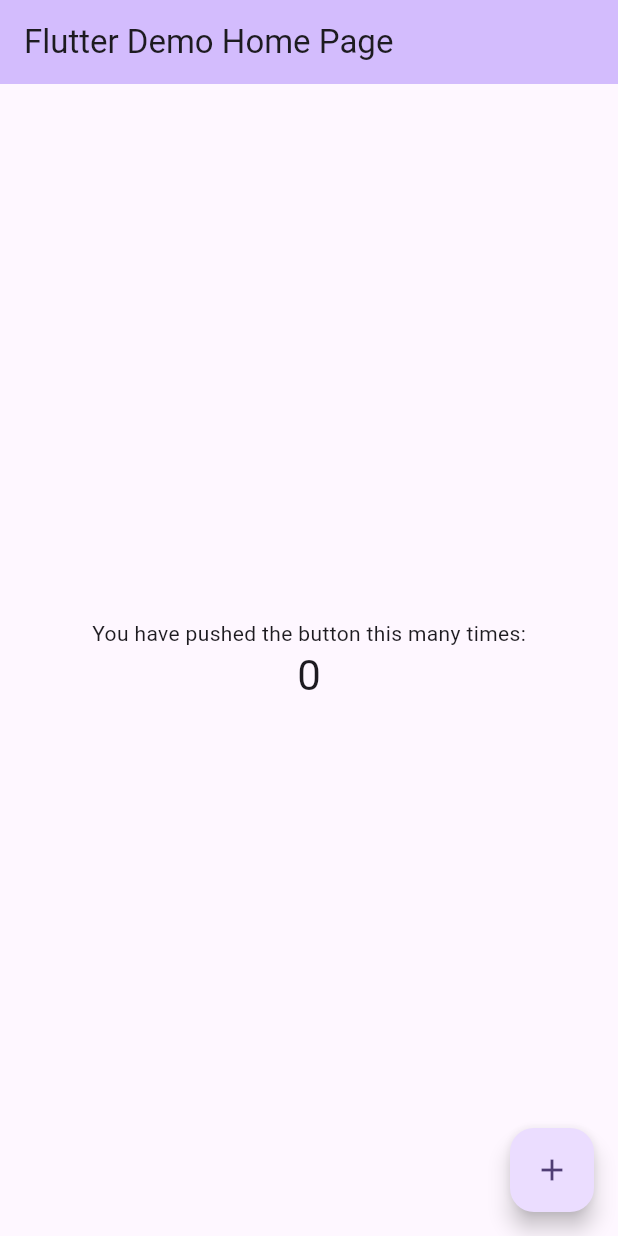
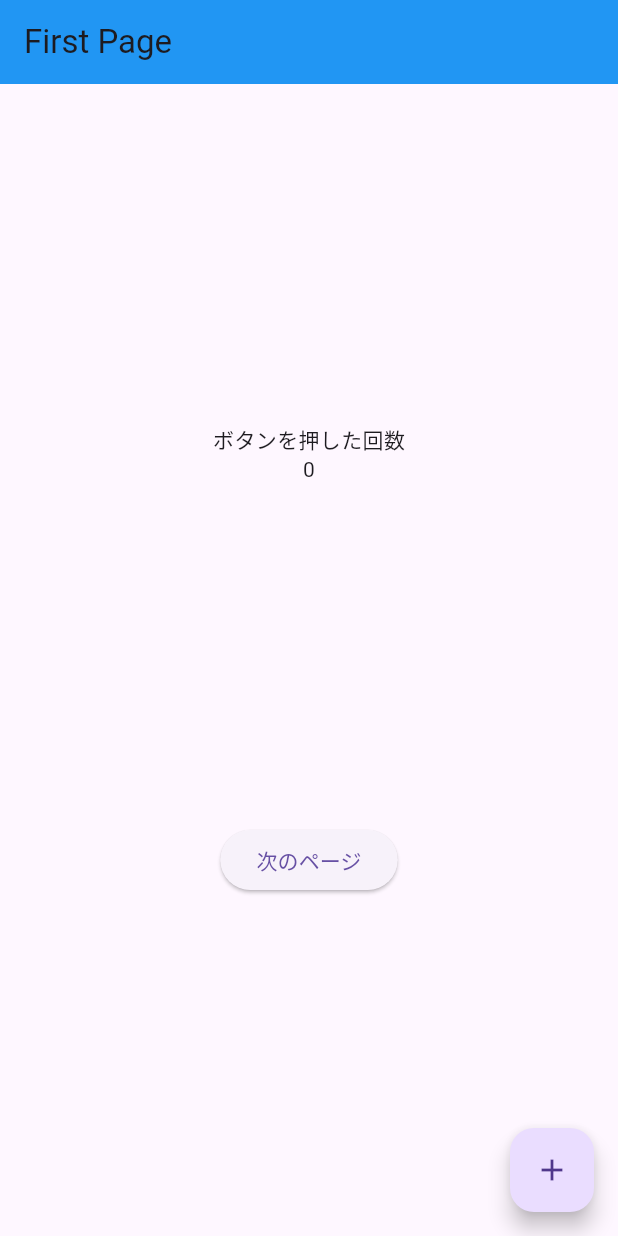
Before and after one commit to ryuprogrammer/testRiverpod, a Flutter app: the screen it shows after launch, on a phone screen of 412 x 824 dp. Run offline on Flutter 3.47's test engine with Material 3 defaults, Android fonts, the light colour scheme and no system bars.

Commit message:
no riverpod counter app

```diff
--- a/testriverpod/lib/main.dart
+++ b/testriverpod/lib/main.dart
@@ -1,4 +1,5 @@
 import 'package:flutter/material.dart';
+import 'package:testriverpod/myhomepage.dart';
 
 void main() {
   runApp(const MyApp());
@@ -7,119 +8,10 @@
 class MyApp extends StatelessWidget {
   const MyApp({super.key});
 
-  // This widget is the root of your application.
   @override
   Widget build(BuildContext context) {
-    return MaterialApp(
-      title: 'Flutter Demo',
-      theme: ThemeData(
-        // This is the theme of your application.
-        //
-        // TRY THIS: Try running your application with "flutter run". You'll see
-        // the application has a purple toolbar. Then, without quitting the app,
-        // try changing the seedColor in the colorScheme below to Colors.green
-        // and then invoke "hot reload" (save your changes or press the "hot
-        // reload" button in a Flutter-supported IDE, or press "r" if you used
-        // the command line to start the app).
-        //
-        // Notice that the counter didn't reset back to zero; the application
-        // state is not lost during the reload. To reset the state, use hot
-        // restart instead.
-        //
-        // This works for code too, not just values: Most code changes can be
-        // tested with just a hot reload.
-        colorScheme: ColorScheme.fromSeed(seedColor: Colors.deepPurple),
-        useMaterial3: true,
-      ),
-      home: const MyHomePage(title: 'Flutter Demo Home Page'),
+    return const MaterialApp(
+      home: MyHomePage(),
     );
   }
 }
-
-class MyHomePage extends StatefulWidget {
-  const MyHomePage({super.key, required this.title});
-
-  // This widget is the home page of your application. It is stateful, meaning
-  // that it has a State object (defined below) that contains fields that affect
-  // how it looks.
-
-  // This class is the configuration for the state. It holds the values (in this
-  // case the title) provided by the parent (in this case the App widget) and
-  // used by the build method of the State. Fields in a Widget subclass are
-  // always marked "final".
-
-  final String title;
-
-  @override
-  State<MyHomePage> createState() => _MyHomePageState();
-}
-
-class _MyHomePageState extends State<MyHomePage> {
-  int _counter = 0;
-
-  void _incrementCounter() {
-    setState(() {
-      // This call to setState tells the Flutter framework that something has
-      // changed in this State, which causes it to rerun the build method below
-      // so that the display can reflect the updated values. If we changed
-      // _counter without calling setState(), then the build method would not be
-      // called again, and so nothing would appear to happen.
-      _counter++;
-    });
-  }
-
-  @override
-  Widget build(BuildContext context) {
-    // This method is rerun every time setState is called, for instance as done
-    // by the _incrementCounter method above.
-    //
-    // The Flutter framework has been optimized to make rerunning build methods
-    // fast, so that you can just rebuild anything that needs updating rather
-    // than having to individually change instances of widgets.
-    return Scaffold(
-      appBar: AppBar(
-        // TRY THIS: Try changing the color here to a specific color (to
-        // Colors.amber, perhaps?) and trigger a hot reload to see the AppBar
-        // change color while the other colors stay the same.
-        backgroundColor: Theme.of(context).colorScheme.inversePrimary,
-        // Here we take the value from the MyHomePage object that was created by
-        // the App.build method, and use it to set our appbar title.
-        title: Text(widget.title),
-      ),
-      body: Center(
-        // Center is a layout widget. It takes a single child and positions it
-        // in the middle of the parent.
-        child: Column(
-          // Column is also a layout widget. It takes a list of children and
-          // arranges them vertically. By default, it sizes itself to fit its
-          // children horizontally, and tries to be as tall as its parent.
-          //
-          // Column has various properties to control how it sizes itself and
-          // how it positions its children. Here we use mainAxisAlignment to
-          // center the children vertically; the main axis here is the vertical
-          // axis because Columns are vertical (the cross axis would be
-          // horizontal).
-          //
-          // TRY THIS: Invoke "debug painting" (choose the "Toggle Debug Paint"
-          // action in the IDE, or press "p" in the console), to see the
-          // wireframe for each widget.
-          mainAxisAlignment: MainAxisAlignment.center,
-          children: <Widget>[
-            const Text(
-              'You have pushed the button this many times:',
-            ),
-            Text(
-              '$_counter',
-              style: Theme.of(context).textTheme.headlineMedium,
-            ),
-          ],
-        ),
-      ),
-      floatingActionButton: FloatingActionButton(
-        onPressed: _incrementCounter,
-        tooltip: 'Increment',
-        child: const Icon(Icons.add),
-      ), // This trailing comma makes auto-formatting nicer for build methods.
-    );
-  }
-}
--- /dev/null
+++ b/testriverpod/lib/myhomepage.dart
@@ -0,0 +1,55 @@
+import 'package:flutter/material.dart';
+import 'package:testriverpod/mysecondpage.dart';
+
+class MyHomePage extends StatefulWidget {
+  const MyHomePage({Key? key}) : super(key: key);
+
+  @override
+  State<MyHomePage> createState() => _MyHomePageState();
+}
+
+class _MyHomePageState extends State<MyHomePage> {
+  int _counter = 0;
+
+  @override
+  Widget build(BuildContext context) {
+    return Scaffold(
+      appBar: AppBar(
+        backgroundColor: Colors.blue,
+        title: const Text('First Page'),
+      ),
+      body: Center(
+        child: Column(
+          mainAxisAlignment: MainAxisAlignment.spaceEvenly,
+          children: [
+            Column(
+              mainAxisAlignment: MainAxisAlignment.center,
+              children: <Widget>[
+                const Text('ボタンを押した回数'),
+                Text('$_counter'),
+              ],
+            ),
+            ElevatedButton(
+              onPressed: () {
+                Navigator.of(context).push<void>(
+                  MaterialPageRoute(
+                    builder: (context) => const MySecondPage(),
+                  ),
+                );
+              },
+              child: const Text('次のページ'),
+            ),
+          ],
+        ),
+      ),
+      floatingActionButton: FloatingActionButton(
+        onPressed: () {
+          setState(() {
+            _counter++;
+          });
+        },
+        child: const Icon(Icons.add),
+      ),
+    );
+  }
+}
```
Also changed, not shown: testriverpod/lib/mysecondpage.dart (added, +39 -0 lines).
